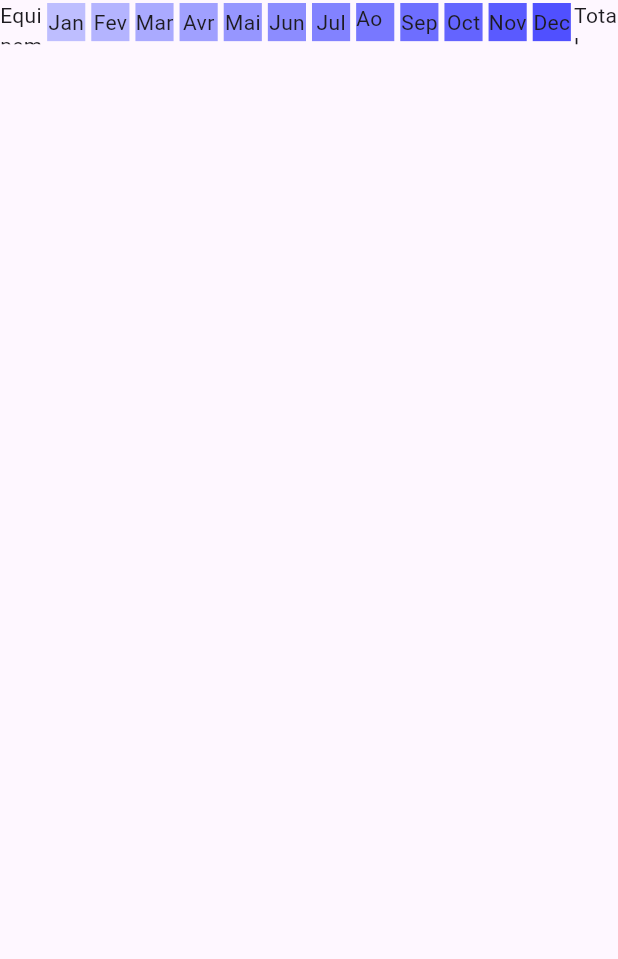
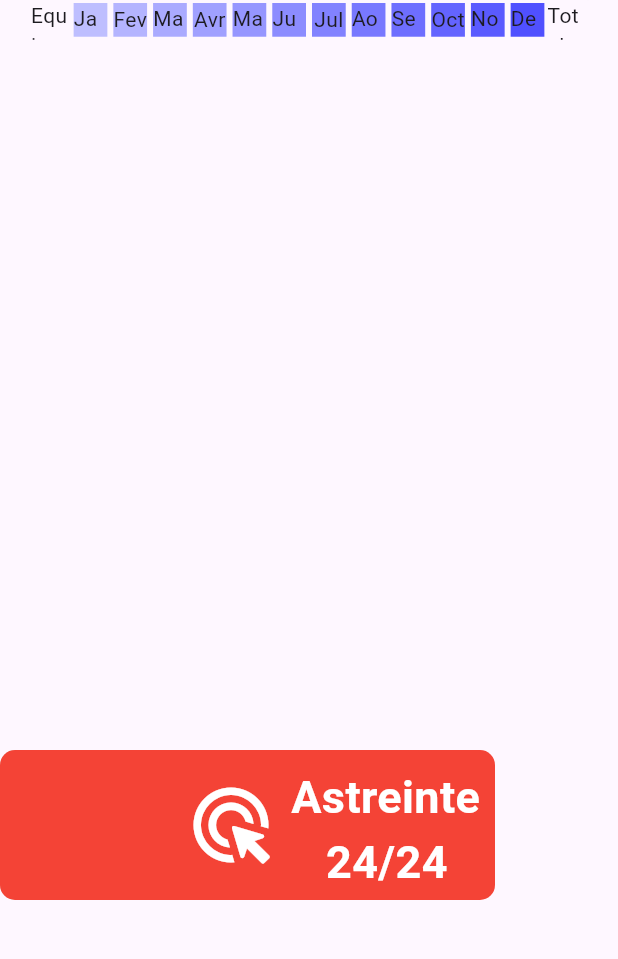
Before and after one commit to ValT78/Contrapp, a Flutter app: the CalendarPage screen opened by its route, on a phone screen of 412 x 824 dp, the part 150-1109 px from its top. Run offline on Flutter 3.47's test engine with Material 3 defaults, Android fonts, the phone set to English and light mode, and no system bars; our stand-ins replace file_picker, pdf; missing offline and left inert: markdown; project files that could hold a hidden picture were left out.

Commit message:
Bouton d'astreinte

```diff
--- /dev/null
+++ b/lib/button/astreinte_button.dart
@@ -0,0 +1,158 @@
+import 'package:flutter/material.dart';
+import 'package:flutter/services.dart';
+import 'package:contrapp/main.dart';
+
+
+
+class AstreinteButton extends StatefulWidget {
+  const AstreinteButton({super.key});
+
+  @override
+  AstreinteButtonState createState() => AstreinteButtonState();
+}
+
+class AstreinteButtonState extends State<AstreinteButton> with SingleTickerProviderStateMixin {
+  late AnimationController _controller;
+  late Animation<Offset> _offsetAnimation;
+  late FocusNode textFieldFocusNode;
+  late TextEditingController textFieldController;
+
+  bool _isClicked = false;
+
+   @override
+  void initState() {
+    super.initState();
+    _controller = AnimationController(
+      duration: const Duration(milliseconds: 500),
+      vsync: this,
+    );
+
+    _offsetAnimation = Tween<Offset>(
+      begin: Offset.zero,
+      end: const Offset(-0.3, 0.0),
+    ).animate(CurvedAnimation(
+      parent: _controller,
+      curve: Curves.easeInOut,
+    ));
+
+    textFieldFocusNode = FocusNode();
+    textFieldController = TextEditingController(text: variablesContrat['montantAstreinte'].toString());
+
+
+  }
+
+  @override
+  Widget build(BuildContext context) {
+    return ClipRect(
+      child: SizedBox(
+        width: 500,
+        height: 100,
+        child: Stack(
+          children: [
+            AnimatedPositioned(
+              duration: const Duration(milliseconds: 400),
+              left: _isClicked ? 230 : 0,
+              child: Container(
+                height: 100,
+                width: 200,
+                padding: const EdgeInsets.all(10),
+                decoration: BoxDecoration(
+                  color: Colors.green[50], // Changer la couleur de fond en magenta
+                  borderRadius: BorderRadius.circular(10), // Ajouter des bords arrondis
+                ),
+                child: TextFormField(
+                  controller: textFieldController,
+                  focusNode: textFieldFocusNode,
+                  keyboardType: TextInputType.number,
+                  inputFormatters: <TextInputFormatter>[
+                    FilteringTextInputFormatter.digitsOnly
+                  ],
+                  maxLines: 1,
+                  decoration: InputDecoration(
+                    labelText: 'Montant',
+                    labelStyle: TextStyle(
+                      fontSize: 20.0, // Augmenter la taille du label
+                      fontWeight: FontWeight.bold, // Mettre le label en gras
+                      color: Colors.green[600], // Changer la couleur du label en magenta
+                    ),
+                    prefixIcon: Icon(Icons.euro, color: Colors.green[600], size: 60.0), // Changer la couleur et la taille de l'icône en magenta
+                  ),
+                  style: TextStyle(
+                    fontSize: 30.0, // Augmenter la taille du texte entré
+                    color: Colors.green[800], // Changer la couleur du texte entré en magenta
+                    fontWeight : FontWeight.bold
+                  ),
+                   onChanged: (value) {
+                    if (value.isNotEmpty && int.tryParse(value) != null) {
+                      variablesContrat['montantAstreinte'] = int.parse(value);
+                    }
+                  },
+                  onFieldSubmitted: (term){
+                    // Lorsque vous appuyez sur Entrée, il passe au champ suivant
+                    textFieldFocusNode.unfocus();
+                  },
+                ),
+              ),
+            ),
+            SlideTransition(
+              position: _offsetAnimation,
+              child: InkWell(
+                onTap: () {
+                  setState(() {
+                    _isClicked = !_isClicked;
+                    variablesContrat['hasAstreinte'] = _isClicked;
+                    if (_isClicked) {
+                      _controller.forward();
+                      textFieldFocusNode.requestFocus();
+                    } else {
+                      _controller.reverse();
+                      textFieldFocusNode.unfocus();
+                    }
+                  });
+                },
+                child: Material(
+                  color: Colors.transparent, // Pour que le Material soit transparent
+                  child: Container(
+                    width: 330,
+                    padding: const EdgeInsets.all(10.0),
+                    alignment: Alignment.centerRight,
+                    decoration: BoxDecoration(
+                      borderRadius: BorderRadius.circular(10), // Ajouter des bords arrondis
+                      color: _isClicked ? Colors.green[600] : Colors.red,
+                    ),
+                    child: Row(
+                      mainAxisAlignment: MainAxisAlignment.end, // Ajout de cette ligne
+                      children: [
+                        Icon(
+                          _isClicked ? Icons.check_box_rounded : Icons.ads_click_rounded,
+                          color: Colors.white,
+                          size: 60.0,
+                        ),
+                        const SizedBox(width: 10.0),
+                        const Text(
+                          'Astreinte\n   24/24',
+                          style: TextStyle(
+                            fontSize: 30.0, // Augmenter la taille du texte entré
+                            color: Colors.white, // Changer la couleur du texte entré en magenta
+                            fontWeight: FontWeight.bold,
+                          ),
+                        ),
+                      ],
+                    ),
+                  ),
+                ),
+              )
+
+            ),
+          ],
+        ),
+      ),
+    );
+  }
+
+  @override
+  void dispose() {
+    _controller.dispose();
+    super.dispose();
+  }
+}
--- a/lib/main.dart
+++ b/lib/main.dart
@@ -58,6 +58,9 @@ final RouteObserver<PageRoute> routeObserver = RouteObserver<PageRoute>();
     'equipPicked': equipPicked.equipList,
     'montantHT': 0,
     'montantTTC': 0,
+    'hasAstreinte': false,
+    'montantAstreinte': 0,
+
     'astreinte': 'Accès au service de dépannage 24h/24 et 7j/7',
     'prixAstreinte': 'Offerte',
     'selectedCalendar': selectedCalendar,
--- a/lib/pages/calendar_page.dart
+++ b/lib/pages/calendar_page.dart
@@ -1,18 +1,35 @@
 import 'package:flutter/material.dart';
 import 'package:contrapp/custom_navbar.dart';
 import 'package:contrapp/skeleton/calendar.dart';
+import 'package:contrapp/button/astreinte_button.dart';
 
 class CalendarPage extends StatelessWidget {
   const CalendarPage({super.key});
 
   @override
   Widget build(BuildContext context) {
-    return const Scaffold(
-      appBar: PreferredSize(
+    return Scaffold(
+      appBar: const PreferredSize(
         preferredSize: Size.fromHeight(100),
         child: CustomNavbar(height: 100,),
       ),
-      body: Center(child: Calendar()),
+      body: SingleChildScrollView(
+        child: Column(
+          children: [
+             SizedBox(
+              width: MediaQuery.of(context).size.width * 0.9,
+              height: 500,
+              child: const Calendar(),
+            ),
+            const Center(
+              child:
+              SizedBox(
+                child: AstreinteButton(),
+              ),
+            ),
+          ],
+        ),
+      ),
     );
   }
 }
```
